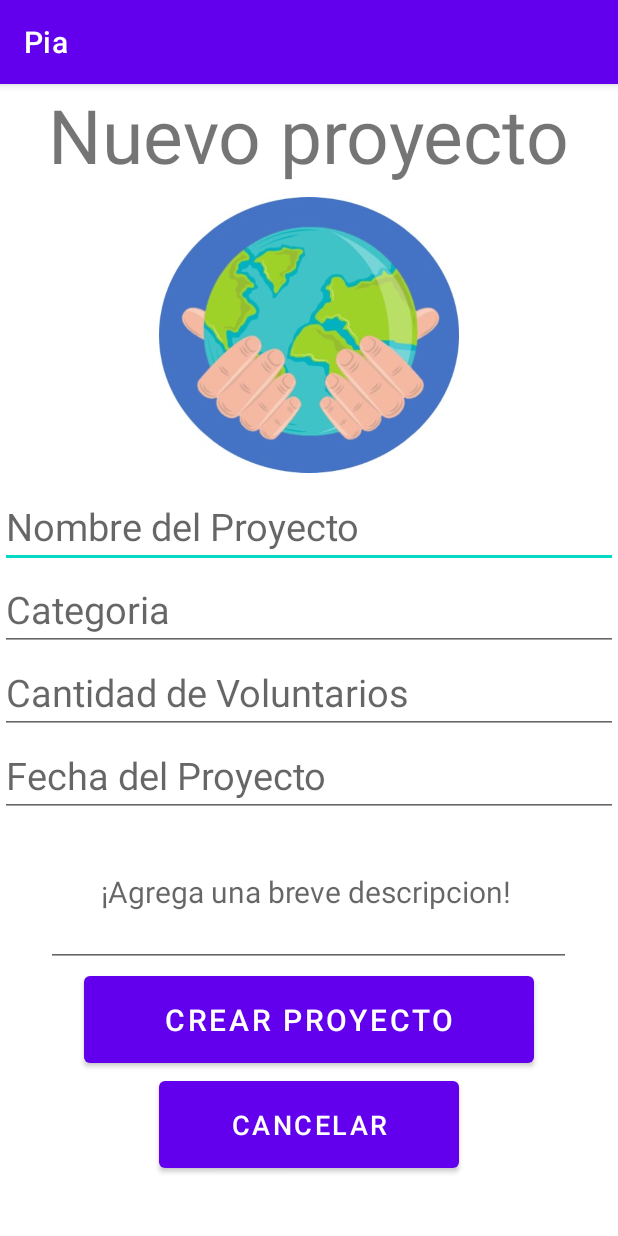
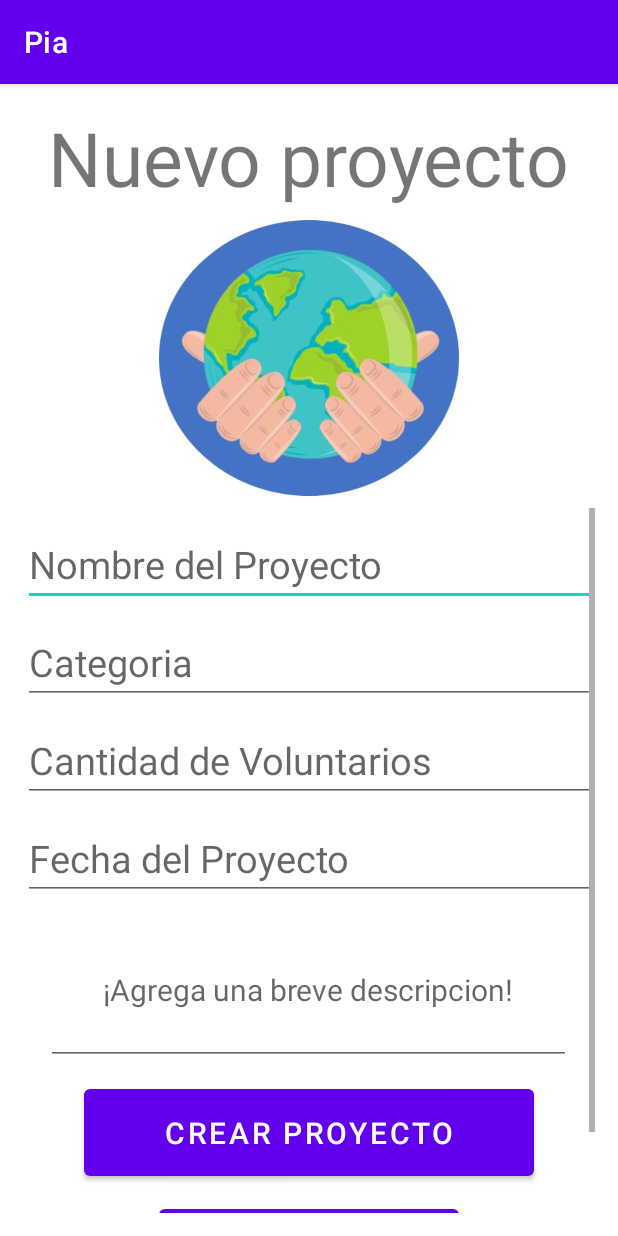
Before and after one commit to Devany15/EcoApp2, an Android app: the Nuevo_proyecto screen opened directly, with no data from a screen before it, on a phone screen of 412 x 824 dp. Run offline under Robolectric (Android 15) with nearby library versions, the phone set to English and light mode, and no system bars.

Commit message:
Update activity_nuevo_proyecto.xml

```diff
--- a/app/src/main/res/layout/activity_nuevo_proyecto.xml
+++ b/app/src/main/res/layout/activity_nuevo_proyecto.xml
@@ -5,7 +5,8 @@
     android:layout_width="match_parent"
     android:layout_height="match_parent"
     android:orientation="vertical"
-    tools:context=".Nuevo_proyecto">
+    tools:context=".Nuevo_proyecto"
+    android:layout_margin="15dp">
 
     <TextView
         android:layout_width="wrap_content"
@@ -32,6 +33,7 @@
 
 
                 <EditText
+                     android:layout_marginTop="10dp"
                     android:layout_width="match_parent"
                     android:layout_height="wrap_content"
                     android:hint="Nombre del Proyecto"
@@ -40,6 +42,7 @@
                     />
 
                 <EditText
+                    android:layout_marginTop="10dp"
                     android:layout_width="match_parent"
                     android:layout_height="wrap_content"
                     android:hint="Categoria"
@@ -47,6 +50,7 @@
                     android:textSize="25sp"
                     />
                 <EditText
+                    android:layout_marginTop="10dp"
                     android:layout_width="match_parent"
                     android:layout_height="wrap_content"
                     android:hint="Cantidad de Voluntarios"
@@ -54,6 +58,7 @@
                     android:textSize="25sp"
                     />
                 <EditText
+                    android:layout_marginTop="10dp"
                     android:layout_width="match_parent"
                     android:layout_height="wrap_content"
                     android:hint="Fecha del Proyecto"
@@ -61,15 +66,18 @@
                     android:textSize="25sp"
                     />
                 <EditText
+                    android:layout_marginTop="10dp"
                     android:layout_width="350dp"
                     android:layout_height="100dp"
-                    android:hint="       ¡Agrega una breve descripcion!"
+                    android:hint="¡Agrega una breve descripcion!"
                     android:inputType="text"
                     android:textSize="20sp"
                     android:layout_gravity="center"
+                    android:textAlignment="center"
                     />
 
                 <Button
+                    android:layout_marginTop="10dp"
                     android:id="@+id/btn_crearproy"
                     android:layout_width="300dp"
                     android:layout_height="70dp"
@@ -79,6 +87,7 @@
                     android:textSize="20sp" />
 
                 <Button
+                    android:layout_marginTop="10dp"
                     android:id="@+id/btn_cancelarproy"
                     android:layout_width="200dp"
                     android:layout_height="70dp"
@@ -90,9 +99,6 @@
 
             </LinearLayout>
 
-
     </ScrollView>
 
-
-
 </LinearLayout>
```
